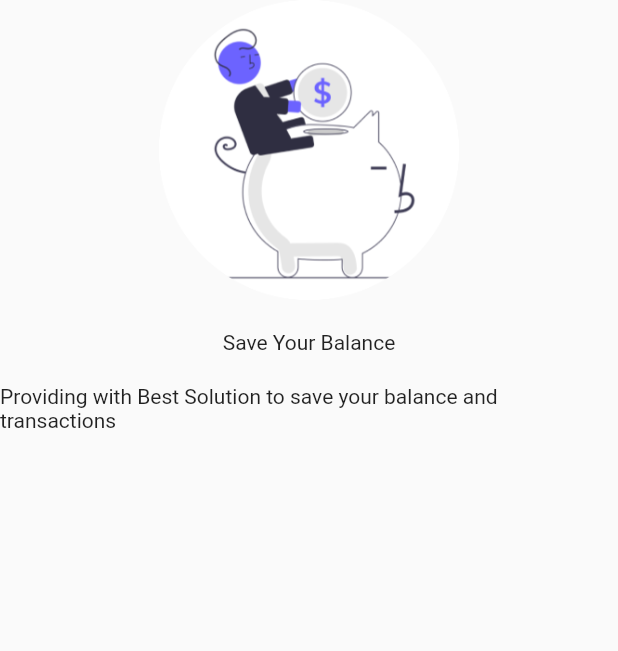
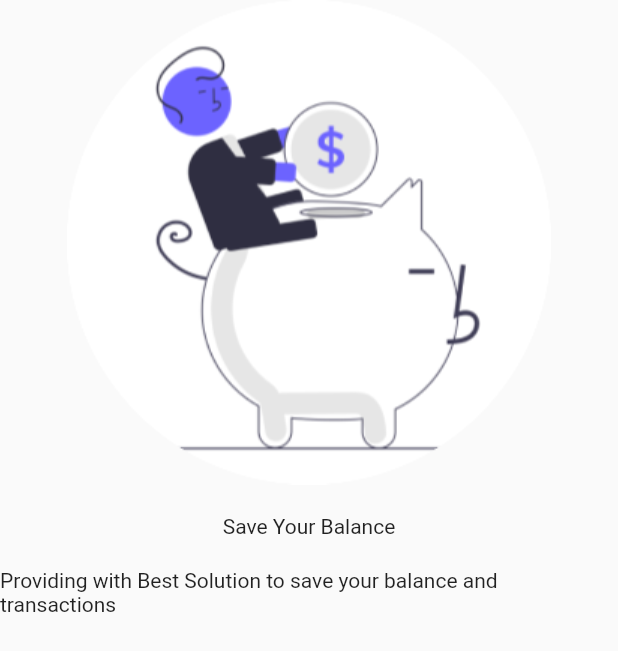
Before and after one commit to Jayanthi061993/Flutter-Project-, a Flutter app: the screen it shows after launch, on a phone screen of 412 x 824 dp. Shown: the top 651 px of the screen. Run offline on Flutter 3.47's test engine with Material 2 defaults, Android fonts, the phone set to English and light mode, and no system bars; our stand-ins replace introduction_screen.

Commit message:
image changes

```diff
--- a/OnboardApp/onboard_app/lib/pages/onboardpage.dart
+++ b/OnboardApp/onboard_app/lib/pages/onboardpage.dart
@@ -12,7 +12,7 @@ class OnboardPage extends StatelessWidget {
     return Container(
       child: Column(
         children: [
-          Image.asset(assetsPath!, height: 200, width: 200),
+          Image.asset(assetsPath!),
           const SizedBox(
             height: 20,
           ),
```
